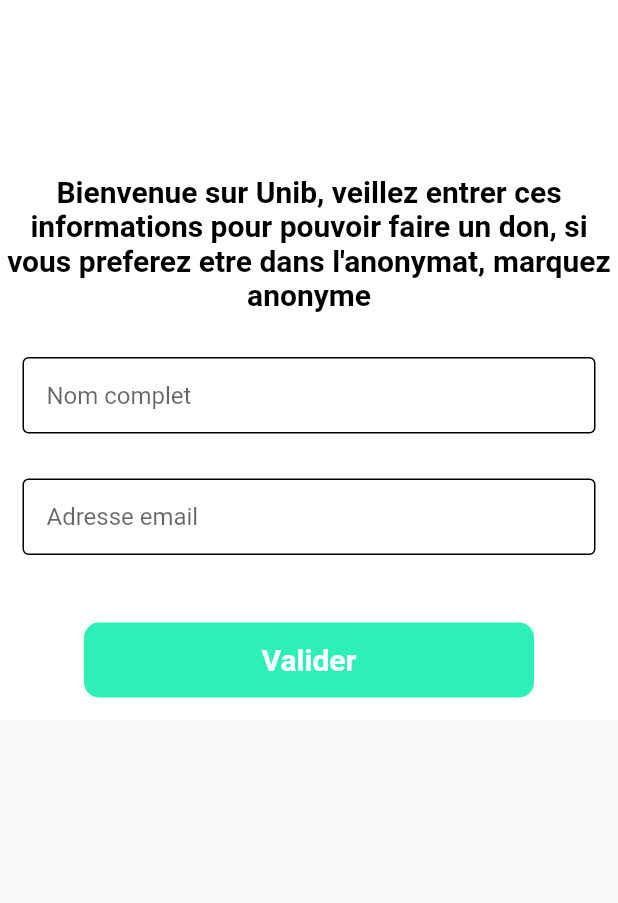
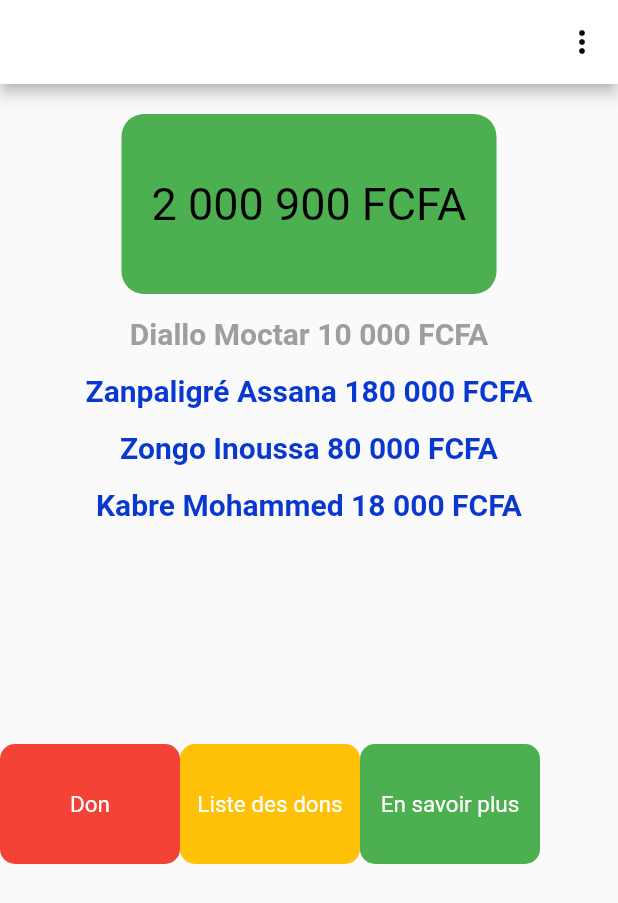
Before and after one commit to Raoul-cpr/projet-unib, a Flutter app: the screen it shows after launch, after a tap on "Valider", on a phone screen of 412 x 824 dp. Shown: the top 903 px of the screen. Run offline on Flutter 3.47's test engine with Material 2 defaults, Android fonts, the phone set to English and light mode, and no system bars.

Commit message:
troisieme commit, arrangement de page en paged

```diff
--- a/lib/main.dart
+++ b/lib/main.dart
@@ -1,4 +1,5 @@
 import 'package:flutter/material.dart';
+import 'package:unib/page.dart';
 import 'package:unib/textfield.dart';
 
 void main() {
@@ -91,7 +92,14 @@
                 ),
                 alignment: Alignment.center,
                 child: InkWell(
-                  onTap: () {},
+                  onTap: () {
+                    Navigator.push(
+                      context,
+                      MaterialPageRoute(
+                        builder: (context) => const Paged(),
+                      ),
+                    );
+                  },
                   child: Text(
                     "Valider",
                     style: TextStyle(
--- a/lib/page.dart
+++ b/lib/page.dart
@@ -0,0 +1,167 @@
+import 'package:flutter/material.dart';
+
+class Paged extends StatefulWidget {
+  const Paged({Key? key}) : super(key: key);
+
+  @override
+  State<Paged> createState() => _PagedState();
+}
+
+class _PagedState extends State<Paged> {
+  @override
+  Widget build(BuildContext context) {
+    return Scaffold(
+      appBar: AppBar(
+        backgroundColor: Colors.white,
+        actions: [
+          IconButton(
+            onPressed: () {},
+            icon: Icon(
+              Icons.more_vert,
+              color: Colors.black,
+            ),
+          ),
+        ],
+      ),
+      body: Container(
+        child: Column(
+          children: [
+            const SizedBox(
+              height: 20,
+            ),
+            Container(
+              height: 120,
+              width: 250,
+              decoration: BoxDecoration(
+                color: Colors.green,
+                borderRadius: BorderRadius.all(
+                  Radius.circular(15),
+                ),
+              ),
+              alignment: Alignment.center,
+              child: Text(
+                "2 000 900 FCFA",
+                style: TextStyle(color: Colors.black, fontSize: 30),
+              ),
+            ),
+            Container(
+              padding: const EdgeInsets.symmetric(horizontal: 25),
+              height: 300,
+              width: double.infinity,
+              child: Column(
+                children: [
+                  const SizedBox(
+                    height: 15,
+                  ),
+                  Text(
+                    "Diallo Moctar 10 000 FCFA",
+                    style: TextStyle(
+                      color: Colors.grey,
+                      fontWeight: FontWeight.bold,
+                      fontSize: 20,
+                    ),
+                  ),
+                  const SizedBox(
+                    height: 15,
+                  ),
+                  Text(
+                    "Zanpaligré Assana 180 000 FCFA",
+                    style: TextStyle(
+                      color: Color.fromARGB(255, 9, 56, 208),
+                      fontWeight: FontWeight.bold,
+                      fontSize: 20,
+                    ),
+                  ),
+                  const SizedBox(
+                    height: 15,
+                  ),
+                  Text(
+                    "Zongo Inoussa 80 000 FCFA",
+                    style: TextStyle(
+                      color: Color.fromARGB(255, 9, 56, 208),
+                      fontWeight: FontWeight.bold,
+                      fontSize: 20,
+                    ),
+                  ),
+                  const SizedBox(
+                    height: 15,
+                  ),
+                  Text(
+                    "Kabre Mohammed 18 000 FCFA",
+                    style: TextStyle(
+                      color: Color.fromARGB(255, 9, 56, 208),
+                      fontWeight: FontWeight.bold,
+                      fontSize: 20,
+                    ),
+                  ),
+                ],
+              ),
+            ),
+            Row(
+              crossAxisAlignment: CrossAxisAlignment.center,
+              children: [
+                Container(
+                  //padding: const EdgeInsets.symmetric(),
+                  height: 80,
+                  width: 120,
+                  decoration: BoxDecoration(
+                    color: Colors.red,
+                    borderRadius: BorderRadius.all(
+                      Radius.circular(10),
+                    ),
+                  ),
+                  alignment: Alignment.center,
+                  child: Text(
+                    "Don",
+                    style: TextStyle(
+                      color: Colors.white,
+                      fontSize: 15,
+                    ),
+                  ),
+                ),
+                Container(
+                  //padding: const EdgeInsets.symmetric(),
+                  height: 80,
+                  width: 120,
+                  decoration: BoxDecoration(
+                    color: Colors.amber,
+                    borderRadius: BorderRadius.all(
+                      Radius.circular(10),
+                    ),
+                  ),
+                  alignment: Alignment.center,
+                  child: Text(
+                    "Liste des dons",
+                    style: TextStyle(
+                      color: Colors.white,
+                      fontSize: 15,
+                    ),
+                  ),
+                ),
+                Container(
+                  //padding: const EdgeInsets.symmetric(),
+                  height: 80,
+                  width: 120,
+                  decoration: BoxDecoration(
+                    color: Colors.green,
+                    borderRadius: BorderRadius.all(
+                      Radius.circular(10),
+                    ),
+                  ),
+                  alignment: Alignment.center,
+                  child: Text(
+                    "En savoir plus",
+                    style: TextStyle(
+                      color: Colors.white,
+                      fontSize: 15,
+                    ),
+                  ),
+                ),
+              ],
+            )
+          ],
+        ),
+      ),
+    );
+  }
+}
```
